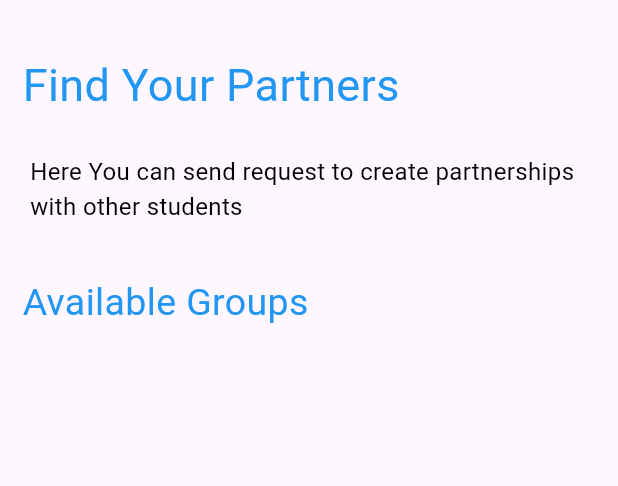
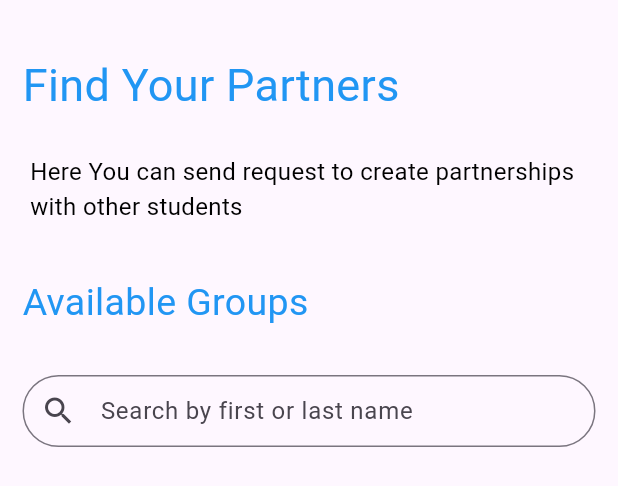
Before and after one commit to Omar-Qaneer/LetsGraduate_Mobile, a Flutter app: the FindPartners widget shown alone on an empty page, opened directly, on a phone screen of 412 x 824 dp. Shown: the top 486 px of the screen. Run offline on Flutter 3.47's test engine with Material 3 defaults, Android fonts, the phone set to English and light mode, and no system bars; our stand-ins replace flutter_otp_text_field, get, shared_preferences; accounts and stored records are empty.

Commit message:
Build FindPartners Page part 4
Add CustomSearchBar Widget to use it in multiple pages

```diff
--- a/lib/view/screen/student/findpartners.dart
+++ b/lib/view/screen/student/findpartners.dart
@@ -1,4 +1,5 @@
 import 'package:flutter/material.dart';
+import 'package:flutter_application_1/view/widget/supervisor/customsearchbar.dart';
 
 class FindPartners extends StatelessWidget {
   const FindPartners({super.key});
@@ -32,6 +33,10 @@ class FindPartners extends StatelessWidget {
               ),
             );
           }),
+          const CustomSearchBar(hintText: "Search by first or last name"),
+          const SizedBox(
+            height: 40,
+          ),
         ]));
   }
 }
```
Also changed, not shown: lib/view/widget/student/custom_searchbar_student.dart (added, +26 -0 lines).
